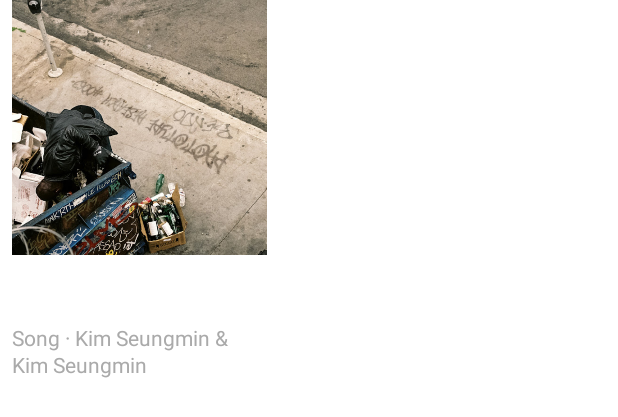
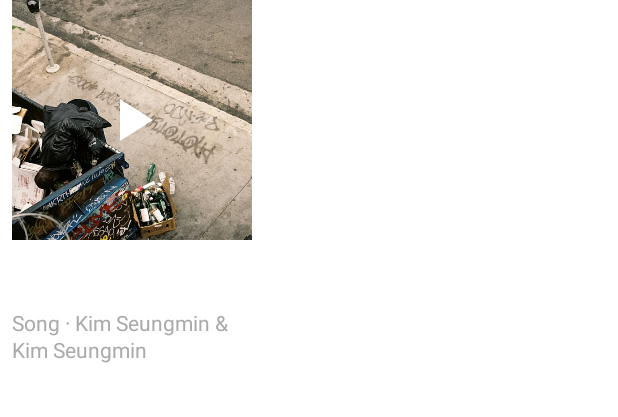
Before and after one commit to patrick0422/YangtubeMusic, an Android app: the layout item_list_common_big.xml on its own in the app's theme, with its tools: preview values and no code run, on a phone screen of 412 x 824 dp. Shown: the top 417 px of the screen. Run offline under Robolectric (Android 15) with nearby library versions, the light colour scheme and no system bars.

Commit message:
Fix BigCommonListItem layout

```diff
--- a/app/src/main/res/layout/item_list_common_big.xml
+++ b/app/src/main/res/layout/item_list_common_big.xml
@@ -8,22 +8,42 @@
     </data>
 
     <androidx.constraintlayout.widget.ConstraintLayout
+        android:id="@+id/layout"
         android:layout_width="wrap_content"
         android:layout_height="wrap_content"
-        android:layout_marginHorizontal="8dp"
-        android:layout_marginBottom="8dp">
+        android:paddingHorizontal="8dp">
 
         <ImageView
             android:id="@+id/imageItemThumbnail"
-            android:layout_width="170dp"
-            android:layout_height="170dp"
-            android:background="?attr/selectableItemBackground"
-            android:clickable="true"
-            android:focusable="true"
+            android:layout_width="160dp"
+            android:layout_height="160dp"
             app:layout_constraintEnd_toEndOf="parent"
             app:layout_constraintStart_toStartOf="parent"
             app:layout_constraintTop_toTopOf="parent"
             tools:src="@drawable/thumbnail_large" />
+
+        <View
+            android:id="@+id/viewThumbnailOverlay"
+            android:layout_width="0dp"
+            android:layout_height="0dp"
+            android:background="?attr/selectableItemBackground"
+            android:clickable="true"
+            android:focusable="true"
+            app:layout_constraintBottom_toBottomOf="@+id/imageItemThumbnail"
+            app:layout_constraintEnd_toEndOf="@+id/imageItemThumbnail"
+            app:layout_constraintStart_toStartOf="@+id/imageItemThumbnail"
+            app:layout_constraintTop_toTopOf="@+id/imageItemThumbnail" />
+
+        <ImageView
+            android:id="@+id/imagePlay"
+            android:layout_width="48dp"
+            android:layout_height="48dp"
+            android:src="@drawable/ic_play"
+            app:layout_constraintBottom_toBottomOf="@+id/imageItemThumbnail"
+            app:layout_constraintEnd_toEndOf="@+id/imageItemThumbnail"
+            app:layout_constraintStart_toStartOf="parent"
+            app:layout_constraintTop_toTopOf="@+id/imageItemThumbnail" />
+
 
         <TextView
             android:id="@+id/textItemTitle"
```
